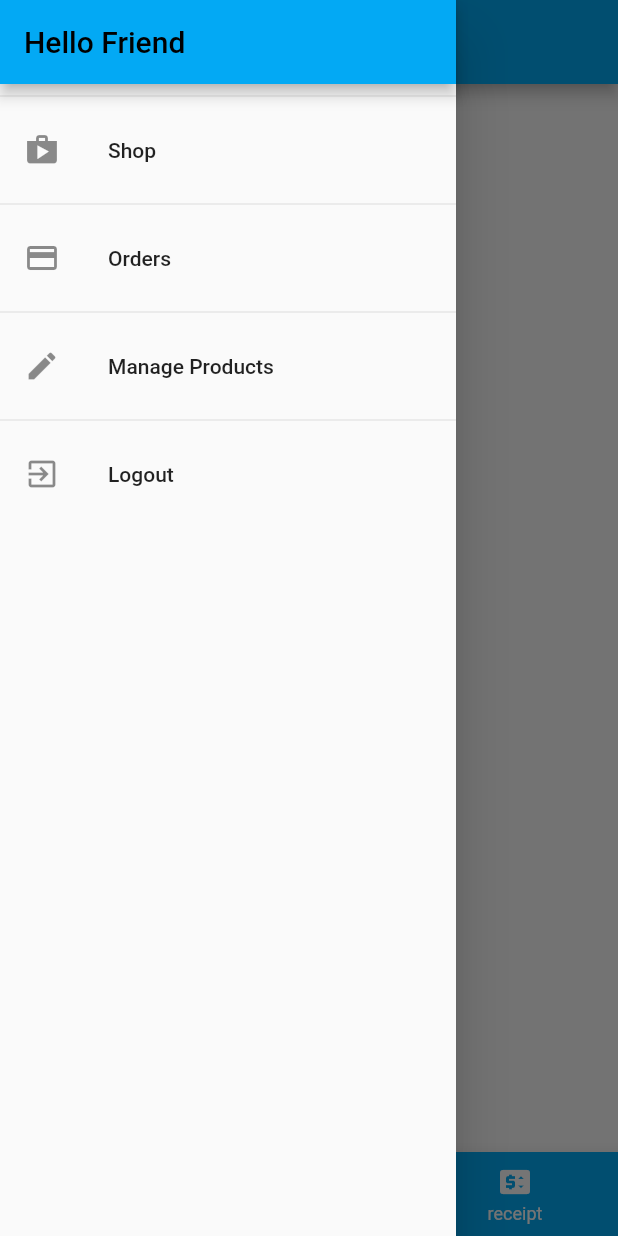
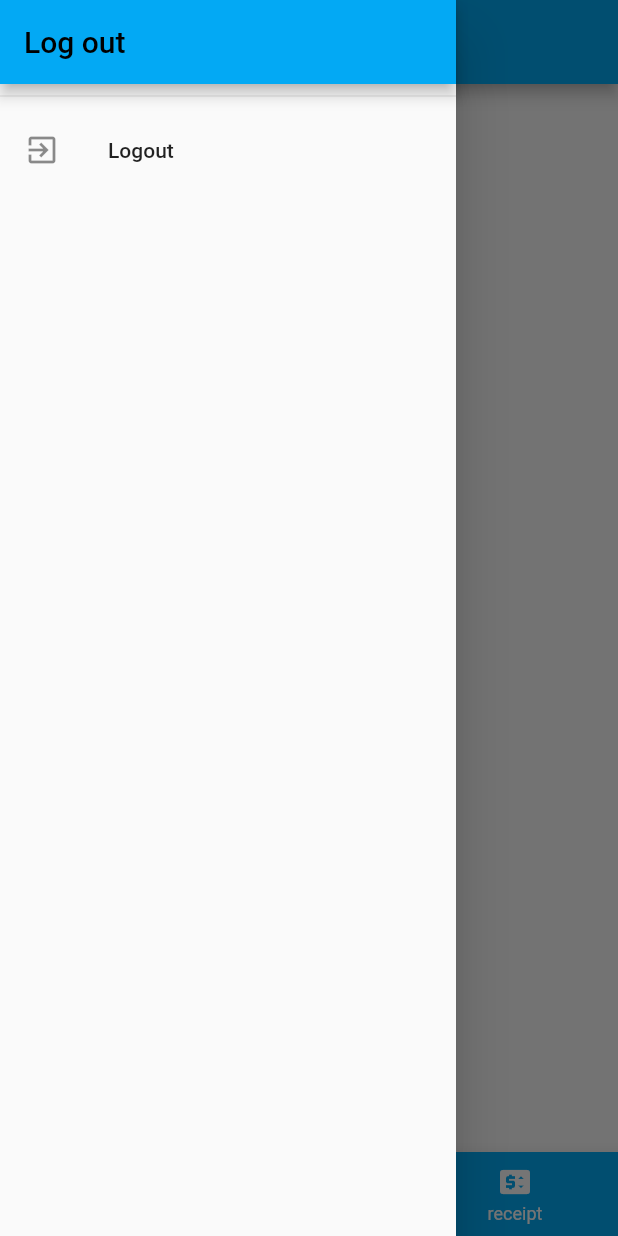
Before and after one commit to GPark8343/jajungjin, a Flutter app: the screen it shows once a user with an empty profile is signed in, with the side drawer open, on a phone screen of 412 x 824 dp. Run offline on Flutter 3.47's test engine with Material 2 defaults, Android fonts, the phone set to English and light mode, and no system bars; our stand-ins replace cloud_firestore, firebase_auth, firebase_core, firebase_storage, image_picker; missing offline and left inert: iamport_flutter; accounts and stored records are empty.

Commit message:
sixth commit

```diff
--- a/lib/screen/tab_screen.dart
+++ b/lib/screen/tab_screen.dart
@@ -88,7 +88,7 @@ class _TapScreenState extends State<TapScreen> {
                   BottomNavigationBarItem(
                       backgroundColor: Theme.of(context).primaryColor,
                       icon: Icon(Icons.people_alt_rounded),
-                      label: 'profile'),
+                      label: 'all receipt'),
                   BottomNavigationBarItem(
                       backgroundColor: Theme.of(context).primaryColor,
                       icon: Icon(Icons.price_change),
--- a/lib/widgets/Auth/auth_form.dart
+++ b/lib/widgets/Auth/auth_form.dart
@@ -58,7 +58,7 @@ class _AuthFormState extends State<AuthForm> {
                 key: _formKey,
                 child: Column(
                   mainAxisSize: MainAxisSize.min,
-                  children: [
+                  children: [Text('공유 냉장고 앱'),
                     if (!_isLogin) UserImagePicker(_pickedImage),
                     TextFormField(
                       key: ValueKey('email'),
--- a/lib/widgets/app_drawer.dart
+++ b/lib/widgets/app_drawer.dart
@@ -11,35 +11,11 @@ class AppDrawer extends StatelessWidget {
       child: Column(
         children: [
           AppBar(
-            title: Text('Hello Friend'),
+            title: Text('Log out'),
             automaticallyImplyLeading: false,
           ),
-          Divider(),
-          ListTile(
-            leading: Icon(Icons.shop),
-            title: Text('Shop'),
-            onTap: () {
-              // Navigator.of(context).pushReplacementNamed('/');
-            },
-          ),
-          Divider(),
-          ListTile(
-            leading: Icon(Icons.payment),
-            title: Text('Orders'),
-            onTap: () {
-              // Navigator.of(context).pushReplacementNamed('/');
-              // Navigator.of(context).pushReplacement(
-              //     CustomRoute(builder: (ctx) => OrdersScreen()));
-            },
-          ),
-          Divider(),
-          ListTile(
-            leading: Icon(Icons.edit),
-            title: Text('Manage Products'),
-            onTap: () {
-              // Navigator.of(context).pushReplacementNamed('/');
-            },
-          ),
+
+
           Divider(),
           ListTile(
             leading: Icon(Icons.exit_to_app),
```
